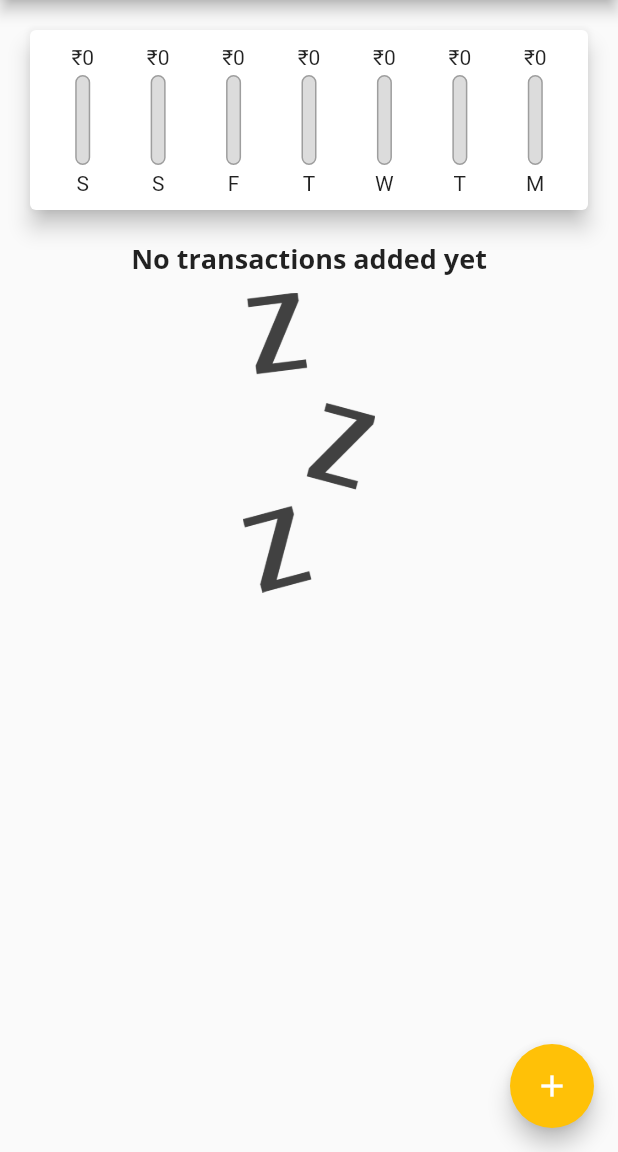
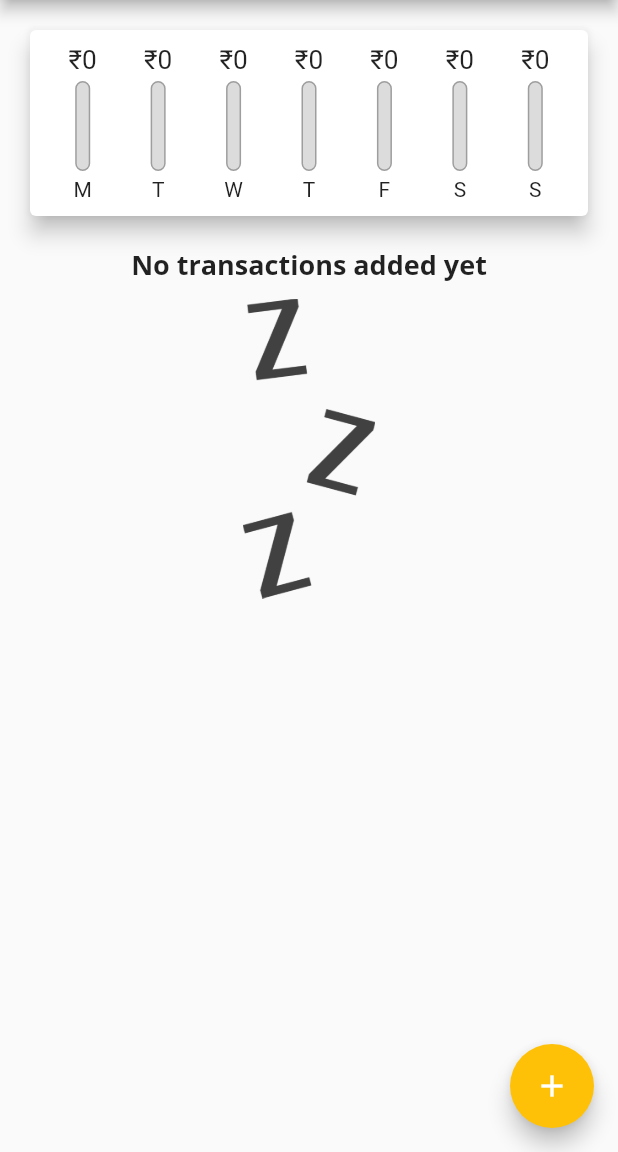
Before and after one commit to SiddharthKoyugura/CashControl, a Flutter app: the screen it shows after launch, on a phone screen of 412 x 824 dp, the part 84-1236 px from its top. Run offline on Flutter 3.47's test engine with Material 2 defaults, Android fonts, the phone set to English and light mode, and no system bars.

Commit message:
chart update

```diff
--- a/lib/widgets/chart.dart
+++ b/lib/widgets/chart.dart
@@ -25,7 +25,7 @@ class Chart extends StatelessWidget {
         'day': DateFormat.E().format(weekDay).substring(0, 1),
         "amount": totalSum,
       };
-    });
+    }).reversed.toList();
   }
 
   double get totalSpending {
--- a/lib/widgets/chart_bar.dart
+++ b/lib/widgets/chart_bar.dart
@@ -12,8 +12,11 @@ class ChartBar extends StatelessWidget {
   Widget build(BuildContext context) {
     return Column(
       children: <Widget>[
-        FittedBox(
-          child: Text('₹${spendingAmount.toStringAsFixed(0)}'),
+        Container(
+          height: 20,
+          child: FittedBox(
+            child: Text('₹${spendingAmount.toStringAsFixed(0)}'),
+          ),
         ),
         const SizedBox(
           height: 4,
@@ -33,7 +36,7 @@ class ChartBar extends StatelessWidget {
               heightFactor: spendingPctOfTotal,
               child: Container(
                 decoration: BoxDecoration(
-                  color: Theme.of(context).primaryColor,
+                  color: Theme.of(context).colorScheme.primary,
                   borderRadius: BorderRadius.circular(10),
                 ),
               ),
```
Also changed, not shown: lib/widgets/transaction_list.dart (+17 -32 lines).
